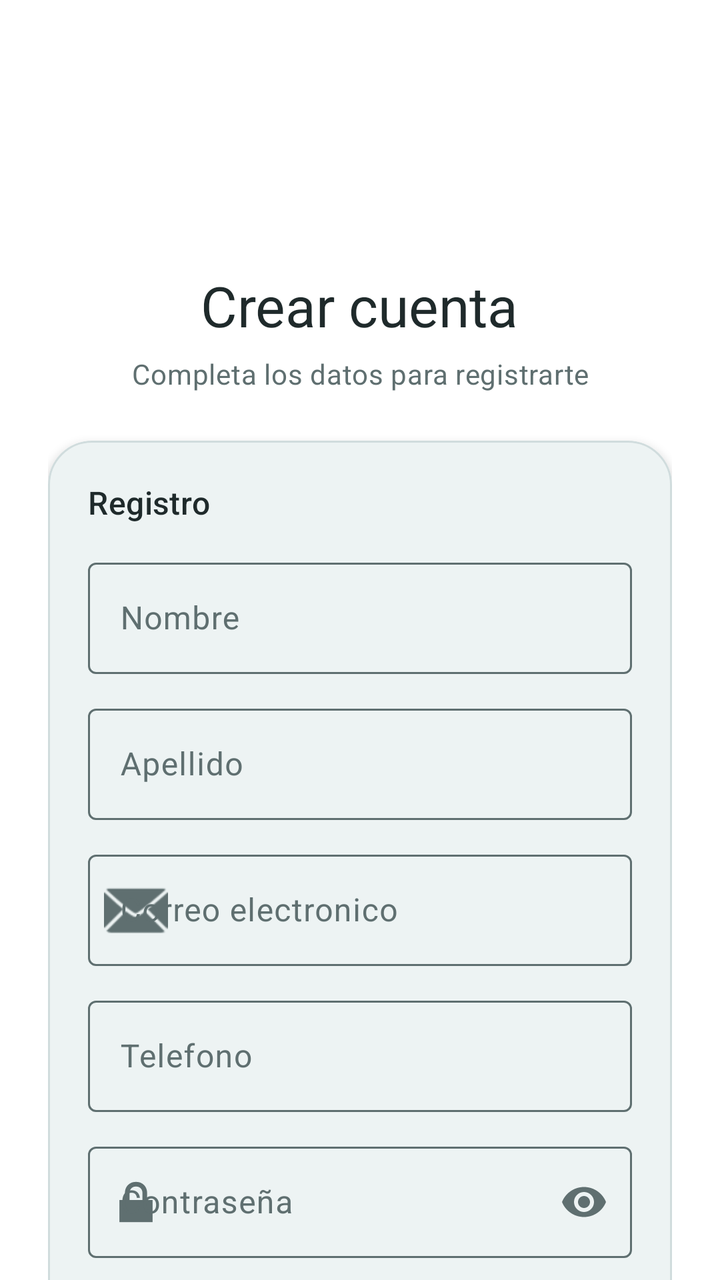
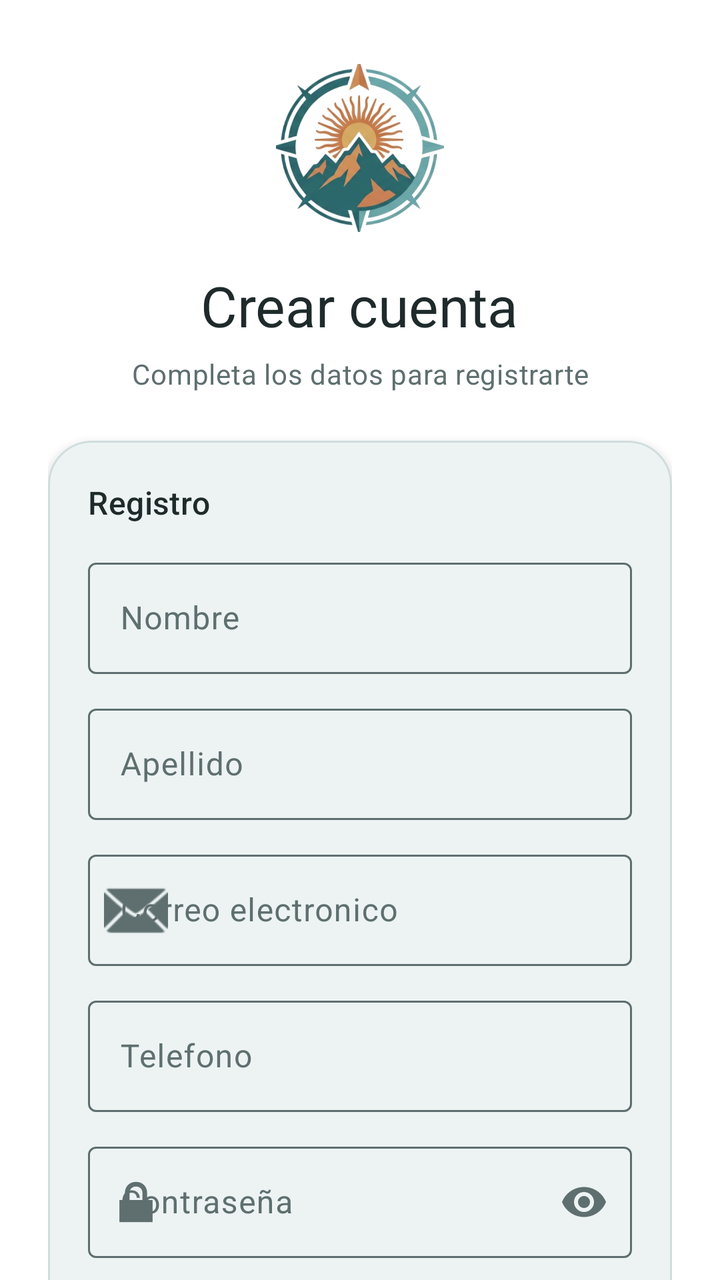

An Android layout rendered at two revisions. The XML below is the earlier revision; the diff shows what the commit changed to produce the second picture.
<!-- AndroidManifest.xml: application theme Theme.DA1ANDROIDNATIVE -->
<!-- res/layout/fragment_register.xml -->
<?xml version="1.0" encoding="utf-8"?>
<androidx.constraintlayout.widget.ConstraintLayout
    xmlns:android="http://schemas.android.com/apk/res/android"
    xmlns:tools="http://schemas.android.com/tools"
    xmlns:app="http://schemas.android.com/apk/res-auto"
    android:layout_width="match_parent"
    android:layout_height="match_parent"
    android:background="?attr/colorSurface"
    tools:context=".ui.auth.RegisterFragment">

    <androidx.core.widget.NestedScrollView
        android:id="@+id/registerScroll"
        android:layout_width="0dp"
        android:layout_height="0dp"
        android:fillViewport="true"
        app:layout_constraintTop_toTopOf="parent"
        app:layout_constraintBottom_toBottomOf="parent"
        app:layout_constraintStart_toStartOf="parent"
        app:layout_constraintEnd_toEndOf="parent">

        <LinearLayout
            android:layout_width="match_parent"
            android:layout_height="wrap_content"
            android:orientation="vertical"
            android:gravity="center_horizontal"
            android:paddingHorizontal="24dp"
            android:paddingTop="32dp"
            android:paddingBottom="24dp">

            
            <ImageView
                android:id="@+id/logoImage"
                android:layout_width="84dp"
                android:layout_height="84dp"
                android:src="@mipmap/ic_launcher_round"
                android:contentDescription="Logo"
                app:tint="?attr/colorPrimary"/>

            
            <TextView
                android:id="@+id/titleText"
                android:layout_width="wrap_content"
                android:layout_height="wrap_content"
                android:layout_marginTop="18dp"
                android:text="Crear cuenta"
                android:textAppearance="@style/TextAppearance.Material3.HeadlineMedium"
                android:textColor="?attr/colorOnSurface"/>

            <TextView
                android:id="@+id/subtitleText"
                android:layout_width="wrap_content"
                android:layout_height="wrap_content"
                android:layout_marginTop="6dp"
                android:text="Completa los datos para registrarte"
                android:textAppearance="@style/TextAppearance.Material3.BodyMedium"
                android:textColor="?attr/colorOnSurfaceVariant"
                android:gravity="center"
                android:maxWidth="280dp"/>

            
            <com.google.android.material.card.MaterialCardView
                android:id="@+id/registerCard"
                android:layout_width="match_parent"
                android:layout_height="wrap_content"
                android:layout_marginTop="24dp"
                app:cardCornerRadius="22dp"
                app:cardElevation="3dp"
                app:strokeColor="?attr/colorOutlineVariant"
                app:strokeWidth="1dp">

                <LinearLayout
                    android:layout_width="match_parent"
                    android:layout_height="wrap_content"
                    android:orientation="vertical"
                    android:padding="20dp">

                    
                    <TextView
                        android:layout_width="wrap_content"
                        android:layout_height="wrap_content"
                        android:text="Registro"
                        android:textAppearance="@style/TextAppearance.Material3.TitleMedium"
                        android:textColor="?attr/colorOnSurface"/>


                    
                    <com.google.android.material.textfield.TextInputLayout
                        style="@style/Widget.Material3.TextInputLayout.OutlinedBox"
                        android:layout_width="match_parent"
                        android:layout_height="wrap_content"
                        android:layout_marginTop="14dp"
                        android:hint="Nombre">

                        <com.google.android.material.textfield.TextInputEditText
                            android:id="@+id/nameEditText"
                            android:layout_width="match_parent"
                            android:layout_height="wrap_content"/>
                    </com.google.android.material.textfield.TextInputLayout>

                    
                    <com.google.android.material.textfield.TextInputLayout
                        style="@style/Widget.Material3.TextInputLayout.OutlinedBox"
                        android:layout_width="match_parent"
                        android:layout_height="wrap_content"
                        android:layout_marginTop="12dp"
                        android:hint="Apellido">

                        <com.google.android.material.textfield.TextInputEditText
                            android:id="@+id/lastNameEditText"
                            android:layout_width="match_parent"
                            android:layout_height="wrap_content"/>
                    </com.google.android.material.textfield.TextInputLayout>

                    
                    
                    <com.google.android.material.textfield.TextInputLayout
                        style="@style/Widget.Material3.TextInputLayout.OutlinedBox"
                        android:layout_width="match_parent"
                        android:layout_height="wrap_content"
                        android:layout_marginTop="12dp"
                        android:hint="Correo electronico"
                        app:startIconDrawable="@android:drawable/ic_dialog_email">

                        <com.google.android.material.textfield.TextInputEditText
                            android:id="@+id/emailEditText"
                            android:layout_width="match_parent"
                            android:layout_height="wrap_content"
                            android:inputType="textEmailAddress"/>
                    </com.google.android.material.textfield.TextInputLayout>

                    
                    <com.google.android.material.textfield.TextInputLayout
                        style="@style/Widget.Material3.TextInputLayout.OutlinedBox"
                        android:layout_width="match_parent"
                        android:layout_height="wrap_content"
                        android:layout_marginTop="12dp"
                        android:hint="Telefono">

                        <com.google.android.material.textfield.TextInputEditText
                            android:id="@+id/phoneEditText"
                            android:layout_width="match_parent"
                            android:layout_height="wrap_content"/>
                    </com.google.android.material.textfield.TextInputLayout>

                    
                    <com.google.android.material.textfield.TextInputLayout
                        style="@style/Widget.Material3.TextInputLayout.OutlinedBox"
                        android:layout_width="match_parent"
                        android:layout_height="wrap_content"
                        android:layout_marginTop="12dp"
                        android:hint="Contraseña"
                        app:endIconMode="password_toggle"
                        app:startIconDrawable="@android:drawable/ic_lock_lock">

                        <com.google.android.material.textfield.TextInputEditText
                            android:id="@+id/passwordEditText"
                            android:layout_width="match_parent"
                            android:layout_height="wrap_content"
                            android:inputType="textPassword"/>
                    </com.google.android.material.textfield.TextInputLayout>

                    
                    <com.google.android.material.textfield.TextInputLayout
                        style="@style/Widget.Material3.TextInputLayout.OutlinedBox"
                        android:layout_width="match_parent"
                        android:layout_height="wrap_content"
                        android:layout_marginTop="12dp"
                        android:hint="Confirmar contraseña"
                        app:endIconMode="password_toggle">

                        <com.google.android.material.textfield.TextInputEditText
                            android:id="@+id/confirmPasswordEditText"
                            android:layout_width="match_parent"
                            android:layout_height="wrap_content"
                            android:inputType="textPassword"/>
                    </com.google.android.material.textfield.TextInputLayout>

                    
                    <com.google.android.material.button.MaterialButton
                        android:id="@+id/registerButton"
                        android:layout_width="match_parent"
                        android:layout_height="52dp"
                        android:layout_marginTop="16dp"
                        android:text="Registrarse"
                        android:textAllCaps="false"/>

                </LinearLayout>
            </com.google.android.material.card.MaterialCardView>

        </LinearLayout>
    </androidx.core.widget.NestedScrollView>

</androidx.constraintlayout.widget.ConstraintLayout>
<!-- resources referenced by this layout -->
<resources>
  <!-- mipmap ic_launcher_round (mipmap-anydpi-v26) -->
  <?xml version="1.0" encoding="utf-8"?>
  <adaptive-icon xmlns:android="http://schemas.android.com/apk/res/android">
      <background android:drawable="@color/ic_launcher_background"/>
      <foreground android:drawable="@mipmap/ic_launcher_foreground"/>
      <monochrome android:drawable="@mipmap/ic_launcher_foreground"/>
  </adaptive-icon>
  <style name="Theme.DA1ANDROIDNATIVE" parent="Theme.Material3.Light.NoActionBar">
          <item name="colorPrimary">@color/teal_primary</item>
          <item name="colorPrimaryVariant">@color/teal_dark</item>
          <item name="colorOnPrimary">@color/white</item>
          <item name="colorPrimaryContainer">@color/white</item>
          <item name="colorOnPrimaryContainer">@color/teal_primary</item>
  
          <item name="colorSecondary">@color/teal_primary</item>
          <item name="colorSecondaryVariant">@color/white</item>
          <item name="colorOnSecondary">@color/white</item>
          <item name="colorSecondaryContainer">@color/white</item>
          <item name="colorOnSecondaryContainer">@color/text_primary</item>
  
          <item name="colorTertiary">@color/white</item>
          <item name="colorOnTertiary">@color/white</item>
          <item name="colorTertiaryContainer">@color/white</item>
          <item name="colorOnTertiaryContainer">@color/text_primary</item>
  
          <item name="colorSurface">@color/surface</item>
          <item name="colorOnSurface">@color/text_primary</item>
          <item name="colorSurfaceVariant">@color/white</item>
          <item name="colorOnSurfaceVariant">@color/text_secondary</item>
          <item name="colorSurfaceContainer">@color/white</item>
          <item name="colorSurfaceContainerHigh">@color/white</item>
          <item name="colorSurfaceContainerHighest">@color/white</item>
          <item name="colorSurfaceContainerLow">#FFF4F8F8</item>
          <item name="colorSurfaceContainerLowest">@color/surface</item>
  
          <item name="android:colorBackground">@color/background</item>
          <item name="colorOnBackground">@color/text_primary</item>
          <item name="android:statusBarColor">@color/teal_dark</item>
  
          <item name="colorOutline">@color/text_secondary</item>
          <item name="colorOutlineVariant">#FFD0DCDD</item>
      </style>
  <color name="ic_launcher_background">#FBF6F3</color>
  <color name="teal_primary">#FF2F6F73</color>
  <color name="teal_dark">#FF255A5E</color>
  <color name="white">#FFFFFFFF</color>
  <color name="text_primary">#FF1F2A2B</color>
  <color name="surface">#FFFFFFFF</color>
  <color name="text_secondary">#FF5F6F70</color>
  <color name="background">#FFF4F6F6</color>
</resources>

<!-- the commit's change to res/layout/fragment_register.xml (unified diff, before → after) -->
@@ -32,9 +32,8 @@
                 android:id="@+id/logoImage"
                 android:layout_width="84dp"
                 android:layout_height="84dp"
-                android:src="@mipmap/ic_launcher_round"
-                android:contentDescription="Logo"
-                app:tint="?attr/colorPrimary"/>
+                android:src="@drawable/logo_mark_transparente"
+                android:contentDescription="Logo" />
 
             
             <TextView
<!-- resource entries referenced after the edit -->
@@ -1,12 +1,6 @@
 <!-- resources referenced by this layout -->
 <resources>
-  <!-- mipmap ic_launcher_round (mipmap-anydpi-v26) -->
-  <?xml version="1.0" encoding="utf-8"?>
-  <adaptive-icon xmlns:android="http://schemas.android.com/apk/res/android">
-      <background android:drawable="@color/ic_launcher_background"/>
-      <foreground android:drawable="@mipmap/ic_launcher_foreground"/>
-      <monochrome android:drawable="@mipmap/ic_launcher_foreground"/>
-  </adaptive-icon>
+  <!-- drawable logo_mark_transparente: png bitmap (drawable, 304672 bytes) -->
   <style name="Theme.DA1ANDROIDNATIVE" parent="Theme.Material3.Light.NoActionBar">
           <item name="colorPrimary">@color/teal_primary</item>
           <item name="colorPrimaryVariant">@color/teal_dark</item>
@@ -42,7 +36,6 @@
           <item name="colorOutline">@color/text_secondary</item>
           <item name="colorOutlineVariant">#FFD0DCDD</item>
       </style>
-  <color name="ic_launcher_background">#FBF6F3</color>
   <color name="teal_primary">#FF2F6F73</color>
   <color name="teal_dark">#FF255A5E</color>
   <color name="white">#FFFFFFFF</color>
